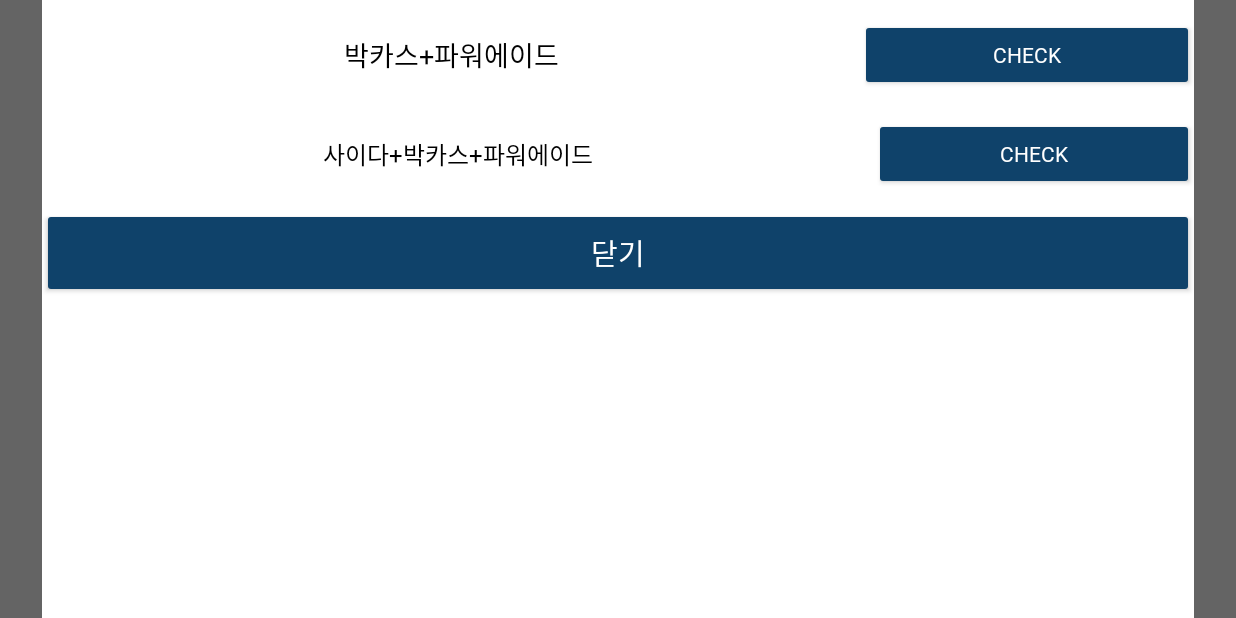
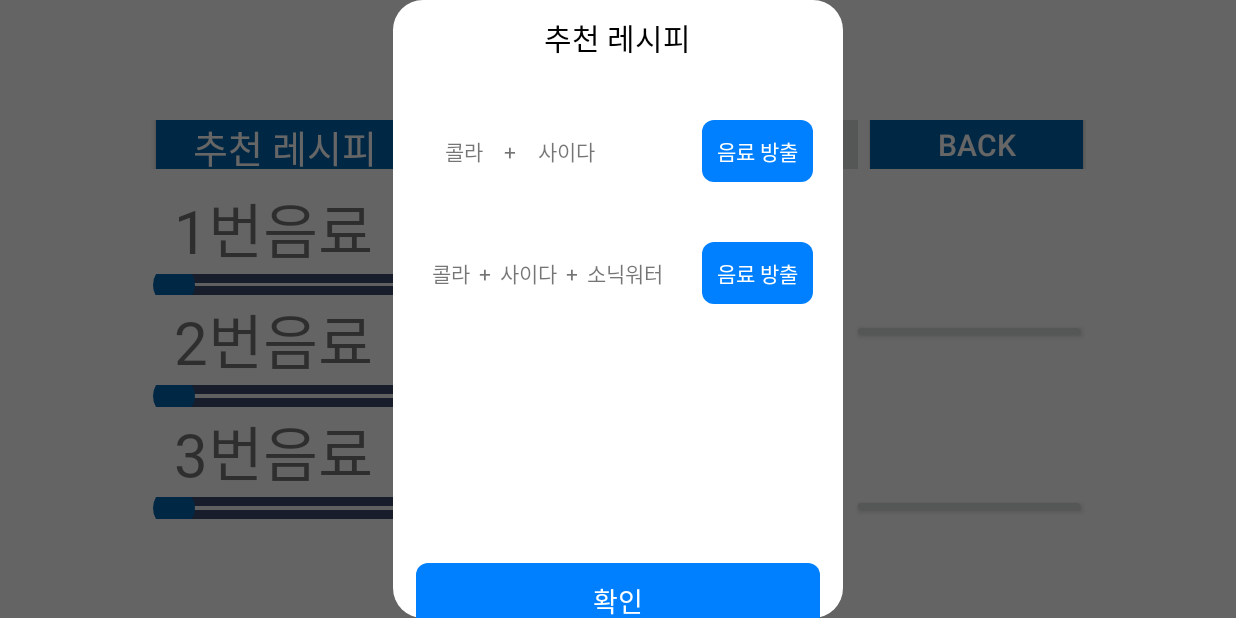
Before and after one commit to minfrank35/RandomAlcoholMachine, an Android app: the BeverMakingActivity screen opened directly, with no data from a screen before it, after a tap on "추천 레시피", on a phone screen of 824 x 412 dp (held sideways). Run offline under Robolectric (Android 15) with nearby library versions, the phone set to English and light mode, and no system bars; pictures from the network do not load.

Commit message:
추천레시피

```diff
--- a/app/src/main/AndroidManifest.xml
+++ b/app/src/main/AndroidManifest.xml
@@ -43,7 +43,7 @@
             android:exported="false"
             android:screenOrientation="landscape" />
         <activity
-            android:name=".view.DrinkPage3Activity"
+            android:name=".view.BeverMakingActivity"
             android:exported="false"
             android:screenOrientation="landscape" />
         <activity
--- a/app/src/main/java/org/techtown/cap2/Const.java
+++ b/app/src/main/java/org/techtown/cap2/Const.java
@@ -1,5 +1,21 @@
 package org.techtown.cap2;
+
+import java.util.ArrayList;
+import java.util.Arrays;
+import java.util.Collections;
 
 public class Const {
     public static final int PERMISSION_BLUETOOTH_LOADING_ACTIVITY = 101;
+
+    public static final ArrayList<String[]> RECIPE_LIST = new ArrayList<String[]>(
+            Arrays.asList(
+                    new String[]{"콜라","사이다"},
+                    new String[]{"콜라","사이다","소닉워터"}
+            )
+    );
+
+    public static final String COLA = "콜라";
+    public static final String CIDER = "사이다";
+    public static final String SONIC_WATER = "소닉워터";
+
 }
--- a/app/src/main/java/org/techtown/cap2/view/DrinkPage3Activity.java
+++ b/app/src/main/java/org/techtown/cap2/view/BeverMakingActivity.java
@@ -17,11 +17,17 @@
 import android.widget.Toast;
 
 import org.techtown.cap2.BluetoothThread;
+import org.techtown.cap2.Const;
 import org.techtown.cap2.R;
+import org.techtown.cap2.view.dialog.BeverRegisterDialog;
+import org.techtown.cap2.view.dialog.RecipeDialogAdapter;
+import org.techtown.cap2.view.dialog.RecipeDialog;
 
-public class DrinkPage3Activity extends AppCompatActivity {
+public class BeverMakingActivity extends AppCompatActivity {
 
     Dialog dilaog01,dialog02;
+    private RecipeDialog recipeDialog;
+    private BeverRegisterDialog beverRegisterDialog;
     Button back2,btn,btn3,recipe;
     TextView st1,st2,st3;
     private String num1, num2, num3, water;
@@ -35,7 +41,10 @@
     private BluetoothThread bluetoothThread;
     Context context;
 
-    public DrinkPage3Activity() {
+    private TextView firstBever, secondBever, thirdBever;
+    private int currentChoiceRegister = 0;
+
+    public BeverMakingActivity() {
         // BluetoothThread 인스턴스를 가져옴
         bluetoothThread = BluetoothThread.getInstance(this);
     }
@@ -51,7 +60,7 @@
     @Override
     protected void onCreate(Bundle savedInstanceState) {
         super.onCreate(savedInstanceState);
-        setContentView(R.layout.activity_drink3);
+        setContentView(R.layout.activity_bever_making);
         context = this;
 
 
@@ -60,7 +69,30 @@
         bar1 = findViewById(R.id.bar1);
         bar2 = findViewById(R.id.bar2);
         bar3 = findViewById(R.id.bar3);
+        firstBever = findViewById(R.id.first_bever);
+        secondBever = findViewById(R.id.second_bever);
+        thirdBever = findViewById(R.id.third_bever);
 
+        firstBever.setOnClickListener(new View.OnClickListener() {
+            @Override
+            public void onClick(View view) {
+                showBeverRegisterDialog();
+            }
+        });
+
+        secondBever.setOnClickListener(new View.OnClickListener() {
+            @Override
+            public void onClick(View view) {
+                showBeverRegisterDialog();
+            }
+        });
+
+        thirdBever.setOnClickListener(new View.OnClickListener() {
+            @Override
+            public void onClick(View view) {
+                showBeverRegisterDialog();
+            }
+        });
 
         SeekBar.OnSeekBarChangeListener seekBarChangeListener = new SeekBar.OnSeekBarChangeListener() {
             @Override
@@ -119,17 +151,18 @@
         getWindow().setAttributes(layoutParams);
 
 
-        dilaog01 = new Dialog(DrinkPage3Activity.this);       // Dialog 초기화
+        dilaog01 = new Dialog(BeverMakingActivity.this);       // Dialog 초기화
         dilaog01.requestWindowFeature(Window.FEATURE_NO_TITLE); // 타이틀 제거
         dilaog01.setContentView(R.layout.activity_custom_dialog);
 
-        dialog02 = new Dialog(DrinkPage3Activity.this);
+        dialog02 = new Dialog(BeverMakingActivity.this);
         dialog02.requestWindowFeature(Window.FEATURE_NO_TITLE);
         dialog02.setContentView(R.layout.activity_custom_dialog2);
         findViewById(R.id.recipe).setOnClickListener(new View.OnClickListener() {
             @Override
             public void onClick(View view) {
-                showDialog02();
+//                showDialog02();
+                showRecipeDialog();
             }
         });// xml 레이아웃 파일과 연결
 
@@ -271,15 +304,76 @@
             // 원하는 기능 구현
             dilaog01.dismiss(); // 다이얼로그 닫기
         });
+    }
+
+    private void showRecipeDialog() {
+        recipeDialog = new RecipeDialog(this, onClickCommDialogConfirmButton,"추천 레시피", Const.RECIPE_LIST, onClickRecipeItem);
+        recipeDialog.show();
+    }
+
+    private void showBeverRegisterDialog() {
+        beverRegisterDialog = new BeverRegisterDialog(this, onClickBeverRegisterCancelListener,"음료 등록", onClickBeverRegisterItem);
+        beverRegisterDialog.show();
+    }
+
+    private final View.OnClickListener onClickCommDialogConfirmButton = new View.OnClickListener() {
+        public void onClick(View v) {
+            recipeDialog.dismiss();
+        }
+    };
+
+    private final View.OnClickListener onClickBeverRegisterCancelListener = new View.OnClickListener() {
+        public void onClick(View v) {
+            beverRegisterDialog.dismiss();
+        }
+    };
+
+    private final BeverRegisterDialog.OnClickBeverRegisterItem onClickBeverRegisterItem = new BeverRegisterDialog.OnClickBeverRegisterItem() {
+        @Override
+        public void onClickFirstItem(String Text) {
+            firstBever.setText(Text);
+        }
+
+        @Override
+        public void onClickSecondItem(String Text) {
+            secondBever.setText(Text);
+        }
+
+        @Override
+        public void onClickThirdItem(String Text) {
+            thirdBever.setText(Text);
+        }
+    };
 
 
+    private final RecipeDialogAdapter.OnClickRecipeItem onClickRecipeItem = new RecipeDialogAdapter.OnClickRecipeItem() {
+        @Override
+        public void onClickRecipeItem(int position) {
+            num1 = "1";
+            num2 = "1";
+            num3 = "0";
+
+            sendDataToBluetooth(num1,num2,num3);
+
+            Log.d("TAG", "전송된 데이터: " + num1);
+            Log.d("TAG", "전송된 데이터: " + num2);
+            Log.d("TAG", "전송된 데이터: " + num3);
+
+            BeverMakingActivity.this.runOnUiThread(
+                    new Runnable() {
+                        @Override
+                        public void run() {
+                            Toast.makeText(getApplicationContext(), "음료 나오는중 ", Toast.LENGTH_SHORT).show();
+
+                        }
+                    }
+            );
+        }
+    };
 
 
-
-    }
-
     public void showDialog02(){
-        dialog02 = new Dialog(DrinkPage3Activity.this);
+        dialog02 = new Dialog(BeverMakingActivity.this);
         dialog02.requestWindowFeature(Window.FEATURE_NO_TITLE);
         dialog02.setContentView(R.layout.activity_custom_dialog2);
 
--- a/app/src/main/java/org/techtown/cap2/view/MainActivity.java
+++ b/app/src/main/java/org/techtown/cap2/view/MainActivity.java
@@ -41,7 +41,7 @@
         Dbtn.setOnClickListener(new View.OnClickListener() {
             @Override
             public void onClick(View view) {
-                Intent intent = new Intent(MainActivity.this, DrinkPage3Activity.class);
+                Intent intent = new Intent(MainActivity.this, BeverMakingActivity.class);
                 startActivity(intent);
             }
         });
--- /dev/null
+++ b/app/src/main/java/org/techtown/cap2/view/dialog/RecipeDialog.java
@@ -0,0 +1,69 @@
+package org.techtown.cap2.view.dialog;
+
+import android.app.Dialog;
+import android.content.Context;
+import android.graphics.Color;
+import android.graphics.drawable.ColorDrawable;
+import android.os.Bundle;
+import android.view.View;
+import android.view.Window;
+import android.widget.TextView;
+
+import androidx.annotation.NonNull;
+import androidx.recyclerview.widget.RecyclerView;
+
+import org.techtown.cap2.R;
+
+import java.util.ArrayList;
+
+public class RecipeDialog extends Dialog {
+    private Context context;
+    private TextView Confirm;
+
+
+    private View.OnClickListener Confirm_Btn;
+
+    public TextView Title;
+    public String title;
+
+    private RecyclerView recipeRecyclerView;
+    private RecipeDialogAdapter recipeRecyclerAdapter;
+    private ArrayList<String[]> recipeList;
+    private RecipeDialogAdapter.OnClickRecipeItem onClickRecipeItem;
+
+    public RecipeDialog(@NonNull Context context, View.OnClickListener Confirm_Btn, String title, ArrayList<String[]> recipeList, RecipeDialogAdapter.OnClickRecipeItem onCLickRecipeItem) {
+        super(context);
+        //생성자에서 리스너 및 텍스트 초기화
+        this.context = context;
+        this.Confirm_Btn = Confirm_Btn;
+        this.title = title;
+        this.recipeList = recipeList;
+        this.onClickRecipeItem = onCLickRecipeItem;
+    }
+
+    @Override
+    protected void onCreate(Bundle savedInstanceState) {
+        super.onCreate(savedInstanceState);
+
+        //다이얼로그의 꼭짓점이 짤리는부분 방지.
+        getWindow().requestFeature(Window.FEATURE_NO_TITLE);
+        getWindow().setBackgroundDrawable(new ColorDrawable(Color.TRANSPARENT));
+
+        setContentView(R.layout.dialog_recipe);
+
+        Confirm=findViewById(R.id.Confirm);
+        Title = findViewById(R.id.title);
+        recipeRecyclerView = findViewById(R.id.recipe_list);
+        recipeRecyclerAdapter = new RecipeDialogAdapter(context, recipeList);
+        recipeRecyclerAdapter.setOnClickRecipeItem(onClickRecipeItem);
+        recipeRecyclerView.setAdapter(recipeRecyclerAdapter);
+
+
+        Confirm.setOnClickListener(Confirm_Btn);
+
+        //타이틀과 바디의 글씨 재셋팅
+        Title.setText(this.title);
+    }
+
+
+}
--- /dev/null
+++ b/app/src/main/java/org/techtown/cap2/view/dialog/RecipeDialogAdapter.java
@@ -0,0 +1,112 @@
+package org.techtown.cap2.view.dialog;
+
+import android.content.Context;
+import android.view.LayoutInflater;
+import android.view.View;
+import android.view.ViewGroup;
+import android.widget.TextView;
+
+import androidx.annotation.NonNull;
+import androidx.recyclerview.widget.RecyclerView;
+
+import org.techtown.cap2.R;
+
+import java.util.ArrayList;
+
+public class RecipeDialogAdapter extends RecyclerView.Adapter<RecipeDialogAdapter.RecipeHolder> {
+    private ArrayList<String[]> list;
+    private Context context;
+    private OnClickRecipeItem onClickRecipeItem;
+
+    public RecipeDialogAdapter(Context context, ArrayList<String[]> list) {
+        this.context = context;
+        this.list = list;
+    }
+
+    public void setOnClickRecipeItem(OnClickRecipeItem onClickRecipeItem) {
+        this.onClickRecipeItem = onClickRecipeItem;
+    }
+
+    @NonNull
+    @Override
+    public RecipeDialogAdapter.RecipeHolder onCreateViewHolder(@NonNull ViewGroup parent, int viewType) {
+        View view = LayoutInflater.from(context).inflate(R.layout.recipe_list_item, parent, false);
+
+        return new RecipeHolder(view);
+    }
+
+    @Override
+    public void onBindViewHolder(@NonNull RecipeDialogAdapter.RecipeHolder holder, int position) {
+        holder.bindItems(list.get(position));
+        holder.setOnClickListener(new View.OnClickListener() {
+            @Override
+            public void onClick(View view) {
+                onClickRecipeItem.onClickRecipeItem(position);
+            }
+        });
+        if(list.get(position).length == 2) {
+            holder.inVisiblePlus2();
+            holder.visiblePlus1();
+        } else if(list.get(position).length == 3) {
+            holder.visiblePlus1();
+            holder.visiblePlus2();
+        }
+    }
+
+    @Override
+    public int getItemCount() {
+        return list.size();
+    }
+
+
+
+    protected class RecipeHolder extends RecyclerView.ViewHolder {
+        private final TextView firstItem;
+        private final TextView secondItem;
+        private final TextView thirdItem;
+        private final TextView plus1;
+        private final TextView plus2;
+        private final TextView pullBeverage;
+
+        public RecipeHolder(@NonNull View itemView) {
+            super(itemView);
+
+            firstItem = itemView.findViewById(R.id.first_item);
+            secondItem = itemView.findViewById(R.id.second_item);
+            thirdItem = itemView.findViewById(R.id.third_item);
+            plus1 = itemView.findViewById(R.id.plus1);
+            plus2 = itemView.findViewById(R.id.plus2);
+            pullBeverage = itemView.findViewById(R.id.out_button);
+
+        }
+
+        public void bindItems(String[] item) {
+            for(int i = 0; i < item.length; i++) {
+                if(i == 0) {
+                    firstItem.setText(item[i]);
+                } else if(i == 1) {
+                    secondItem.setText(item[i]);
+                } else if(i == 2) {
+                    thirdItem.setText(item[i]);
+                }
+            }
+        }
+
+        public void visiblePlus1() {
+            plus1.setVisibility(View.VISIBLE);
+        }
+        public void inVisiblePlus2() {
+            plus2.setVisibility(View.INVISIBLE);
+        }
+        public void visiblePlus2() {
+            plus2.setVisibility(View.VISIBLE);
+        }
+        public void setOnClickListener(View.OnClickListener onClickListener) {
+            pullBeverage.setOnClickListener(onClickListener);
+        }
+    }
+
+    public interface OnClickRecipeItem {
+        void onClickRecipeItem(int position);
+    }
+}
--- /dev/null
+++ b/app/src/main/res/drawable/button_background.xml
@@ -0,0 +1,5 @@
+<?xml version="1.0" encoding="utf-8"?>
+<shape xmlns:android="http://schemas.android.com/apk/res/android">
+    <solid android:color="#0080FF"/>
+    <corners android:radius="8dp"/>
+</shape>
--- /dev/null
+++ b/app/src/main/res/drawable/radius.xml
@@ -0,0 +1,5 @@
+<?xml version="1.0" encoding="utf-8"?>
+<shape xmlns:android="http://schemas.android.com/apk/res/android">
+    <solid android:color="#ffffff"/>
+    <corners android:radius="20dp"/>
+</shape>
--- a/app/src/main/res/layout/activity_drink3.xml
+++ b/app/src/main/res/layout/activity_bever_making.xml
@@ -11,7 +11,7 @@
     android:orientation="vertical"
     android:outlineAmbientShadowColor="#FFFFFF"
     app:layout_anchorGravity="center"
-    tools:context=".view.DrinkPage3Activity">
+    tools:context=".view.BeverMakingActivity">
 
     <LinearLayout
         android:layout_width="match_parent"
@@ -99,7 +99,7 @@
                 android:orientation="vertical">
 
                 <TextView
-                    android:id="@+id/textView2"
+                    android:id="@+id/first_bever"
                     android:layout_width="200dp"
                     android:layout_height="wrap_content"
                     android:layout_marginStart="16dp"
@@ -128,7 +128,7 @@
                 android:orientation="vertical">
 
                 <TextView
-                    android:id="@+id/textView3"
+                    android:id="@+id/second_bever"
                     android:layout_width="200dp"
                     android:layout_height="wrap_content"
                     android:layout_marginStart="16dp"
@@ -156,7 +156,7 @@
                 android:orientation="vertical">
 
                 <TextView
-                    android:id="@+id/textView4"
+                    android:id="@+id/third_bever"
                     android:layout_width="200dp"
                     android:layout_height="wrap_content"
                     android:layout_marginStart="16dp"
--- a/app/src/main/res/layout/activity_drink2.xml
+++ b/app/src/main/res/layout/activity_drink2.xml
@@ -77,7 +77,7 @@
                 android:orientation="vertical">
 
                 <TextView
-                    android:id="@+id/textView2"
+                    android:id="@+id/first_bever"
                     android:layout_width="200dp"
                     android:layout_height="wrap_content"
                     android:layout_marginStart="16dp"
@@ -106,7 +106,7 @@
                 android:orientation="vertical">
 
                 <TextView
-                    android:id="@+id/textView3"
+                    android:id="@+id/second_bever"
                     android:layout_width="200dp"
                     android:layout_height="wrap_content"
                     android:layout_marginStart="16dp"
@@ -134,7 +134,7 @@
                 android:orientation="vertical">
 
                 <TextView
-                    android:id="@+id/textView4"
+                    android:id="@+id/third_bever"
                     android:layout_width="200dp"
                     android:layout_height="wrap_content"
                     android:layout_marginStart="16dp"
--- a/app/src/main/res/layout/activity_drink_page.xml
+++ b/app/src/main/res/layout/activity_drink_page.xml
@@ -74,7 +74,7 @@
                 android:orientation="vertical">
 
                 <TextView
-                    android:id="@+id/textView2"
+                    android:id="@+id/first_bever"
                     android:layout_width="200dp"
                     android:layout_height="wrap_content"
                     android:layout_marginStart="16dp"
@@ -103,7 +103,7 @@
                 android:orientation="vertical">
 
                 <TextView
-                    android:id="@+id/textView3"
+                    android:id="@+id/second_bever"
                     android:layout_width="200dp"
                     android:layout_height="wrap_content"
                     android:layout_marginStart="16dp"
@@ -131,7 +131,7 @@
                 android:orientation="vertical">
 
                 <TextView
-                    android:id="@+id/textView4"
+                    android:id="@+id/third_bever"
                     android:layout_width="200dp"
                     android:layout_height="wrap_content"
                     android:layout_marginStart="16dp"
--- /dev/null
+++ b/app/src/main/res/layout/dialog_recipe.xml
@@ -0,0 +1,54 @@
+<?xml version="1.0" encoding="utf-8"?>
+<LinearLayout xmlns:android="http://schemas.android.com/apk/res/android"
+    android:layout_width="match_parent"
+    android:layout_height="match_parent"
+    xmlns:app="http://schemas.android.com/apk/res-auto"
+    xmlns:tools="http://schemas.android.com/tools"
+    android:background="@drawable/radius"
+    android:gravity="center"
+    android:orientation="vertical">
+
+    <LinearLayout
+        android:layout_width="wrap_content"
+        android:layout_height="wrap_content"
+        android:orientation="vertical">
+
+        <LinearLayout
+            android:layout_width="300dp"
+            android:layout_height="wrap_content"
+            android:gravity="center"
+            android:orientation="vertical">
+
+            <TextView
+                android:layout_width="wrap_content"
+                android:layout_height="wrap_content"
+                android:layout_marginBottom="20dp"
+                android:layout_marginTop="10dp"
+                android:textColor="#000000"
+                android:id="@+id/title"
+                android:fontFamily="@font/cookie_run_bold"
+                android:textSize="20dp" />
+
+            <androidx.recyclerview.widget.RecyclerView
+                    android:id="@+id/recipe_list"
+                    android:layout_width="300dp"
+                    android:layout_height="300dp"
+
+                    app:layoutManager="androidx.recyclerview.widget.LinearLayoutManager"
+                    tools:listitem=""
+                />
+        </LinearLayout>
+
+        <TextView
+            android:id="@+id/Confirm"
+            android:layout_width="match_parent"
+            android:layout_height="50dp"
+            android:layout_margin="15dp"
+            android:background="@drawable/button_background"
+            android:gravity="center"
+            android:fontFamily="@font/cookie_run_regular"
+            android:textColor="#ffffff"
+            android:textSize="18dp"
+            android:text="확인" />
+    </LinearLayout>
+</LinearLayout>
--- /dev/null
+++ b/app/src/main/res/layout/recipe_list_item.xml
@@ -0,0 +1,94 @@
+<?xml version="1.0" encoding="utf-8"?>
+<androidx.constraintlayout.widget.ConstraintLayout xmlns:android="http://schemas.android.com/apk/res/android"
+    android:layout_width="match_parent"
+    android:layout_height="wrap_content"
+    android:padding="20dp"
+    xmlns:app="http://schemas.android.com/apk/res-auto"
+    xmlns:tools="http://schemas.android.com/tools"
+    >
+
+    <TextView
+        android:id="@+id/first_item"
+        android:layout_width="wrap_content"
+        android:layout_height="wrap_content"
+        android:fontFamily="@font/cookie_run_regular"
+
+        app:layout_constraintStart_toStartOf="parent"
+        app:layout_constraintEnd_toStartOf="@id/plus1"
+        app:layout_constraintTop_toTopOf="parent"
+        app:layout_constraintBottom_toBottomOf="parent"
+        app:layout_constraintHorizontal_chainStyle="spread"
+
+        tools:text="소주"
+        />
+    <TextView
+        android:id="@+id/plus1"
+        android:layout_width="wrap_content"
+        android:layout_height="wrap_content"
+        android:fontFamily="@font/cookie_run_regular"
+        android:text="+"
+        app:layout_constraintStart_toEndOf="@id/first_item"
+        app:layout_constraintEnd_toStartOf="@id/second_item"
+        app:layout_constraintTop_toTopOf="parent"
+        app:layout_constraintBottom_toBottomOf="parent"
+
+        />
+
+    <TextView
+        android:id="@+id/second_item"
+        android:layout_width="wrap_content"
+        android:layout_height="wrap_content"
+        android:fontFamily="@font/cookie_run_regular"
+
+        app:layout_constraintStart_toEndOf="@id/plus1"
+        app:layout_constraintEnd_toStartOf="@id/plus2"
+        app:layout_constraintTop_toTopOf="parent"
+        app:layout_constraintBottom_toBottomOf="parent"
+
+        tools:text="콜라"
+        />
+
+    <TextView
+        android:id="@+id/plus2"
+        android:layout_width="wrap_content"
+        android:layout_height="wrap_content"
+        android:fontFamily="@font/cookie_run_regular"
+        android:text="+"
+        app:layout_constraintStart_toEndOf="@id/second_item"
+        app:layout_constraintEnd_toStartOf="@id/third_item"
+        app:layout_constraintTop_toTopOf="parent"
+        app:layout_constraintBottom_toBottomOf="parent"
+
+        />
+
+    <TextView
+        android:id="@+id/third_item"
+        android:layout_width="wrap_content"
+        android:layout_height="wrap_content"
+        android:fontFamily="@font/cookie_run_regular"
+        android:layout_marginEnd="20dp"
+
+        app:layout_constraintStart_toEndOf="@id/plus2"
+        app:layout_constraintTop_toTopOf="parent"
+        app:layout_constraintBottom_toBottomOf="parent"
+        app:layout_constraintEnd_toStartOf="@id/out_button"
+
+        tools:text="사이다"
+        />
+
+    <TextView
+        android:id="@+id/out_button"
+        android:layout_width="wrap_content"
+        android:layout_height="wrap_content"
+        android:fontFamily="@font/cookie_run_regular"
+        android:background="@drawable/button_background"
+
+        android:padding="10dp"
+        android:text="음료 방출"
+        android:textColor="#ffffff"
+        app:layout_constraintEnd_toEndOf="parent"
+        app:layout_constraintTop_toTopOf="parent"
+        />
+
+
+</androidx.constraintlayout.widget.ConstraintLayout>
```
Also changed, not shown: app/src/main/java/org/techtown/cap2/util/PreferenceDelegator.java (added, +37 -0 lines), app/src/main/java/org/techtown/cap2/view/dialog/BeverRegisterDialog.java (added, +95 -0 lines), app/src/main/res/layout/dialog_bever_register.xml (added, +101 -0 lines), 3 other files.
